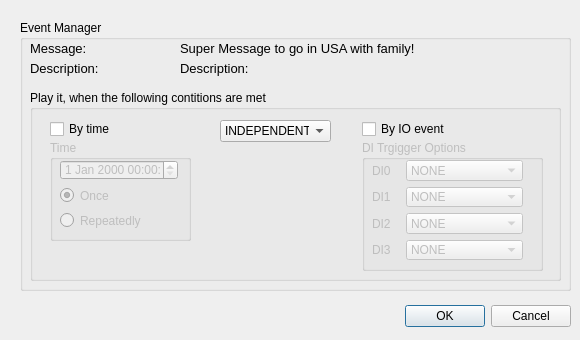
Qt form EASCC/fmsgeventdialog.ui (MrHakerFox/eas) before a commit.
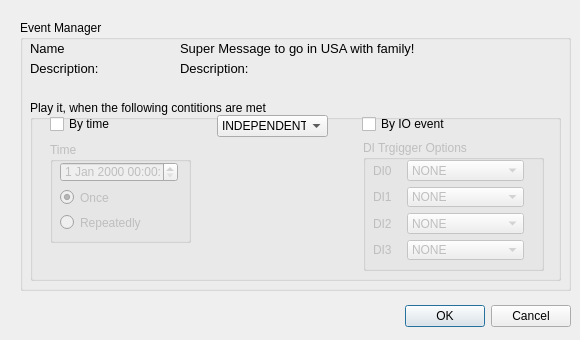
The same form after that commit.

```diff
--- a/EASCC/fmsgeventdialog.ui
+++ b/EASCC/fmsgeventdialog.ui
@@ -74,7 +74,7 @@
      </font>
     </property>
     <property name="text">
-     <string>Message:</string>
+     <string>Name</string>
     </property>
    </widget>
    <widget class="QLabel" name="msgNameLabel">
@@ -131,31 +131,13 @@
      <string>Description:</string>
     </property>
    </widget>
-   <widget class="QLabel" name="label_5">
-    <property name="geometry">
-     <rect>
-      <x>10</x>
-      <y>70</y>
-      <width>281</width>
-      <height>16</height>
-     </rect>
-    </property>
-    <property name="font">
-     <font>
-      <pointsize>10</pointsize>
-     </font>
-    </property>
-    <property name="text">
-     <string/>
-    </property>
-   </widget>
    <widget class="QGroupBox" name="groupBox_2">
     <property name="geometry">
      <rect>
       <x>10</x>
-      <y>70</y>
+      <y>80</y>
       <width>531</width>
-      <height>191</height>
+      <height>181</height>
      </rect>
     </property>
     <property name="title">
@@ -164,8 +146,8 @@
     <widget class="QComboBox" name="conditionComboBox">
      <property name="geometry">
       <rect>
-       <x>190</x>
-       <y>30</y>
+       <x>187</x>
+       <y>15</y>
        <width>111</width>
        <height>22</height>
       </rect>
@@ -190,7 +172,7 @@
      <property name="geometry">
       <rect>
        <x>20</x>
-       <y>30</y>
+       <y>15</y>
        <width>71</width>
        <height>18</height>
       </rect>
@@ -203,7 +185,7 @@
      <property name="geometry">
       <rect>
        <x>332</x>
-       <y>30</y>
+       <y>15</y>
        <width>91</width>
        <height>18</height>
       </rect>
@@ -219,7 +201,7 @@
      <property name="geometry">
       <rect>
        <x>20</x>
-       <y>50</y>
+       <y>42</y>
        <width>141</width>
        <height>101</height>
       </rect>
@@ -227,7 +209,7 @@
      <property name="title">
       <string>Time</string>
      </property>
-     <widget class="QWidget" name="">
+     <widget class="QWidget" name="layoutWidget">
       <property name="geometry">
        <rect>
         <x>10</x>
@@ -266,8 +248,8 @@
      </property>
      <property name="geometry">
       <rect>
-       <x>332</x>
-       <y>50</y>
+       <x>333</x>
+       <y>40</y>
        <width>181</width>
        <height>131</height>
       </rect>
@@ -275,7 +257,7 @@
      <property name="title">
       <string>DI Trgigger Options</string>
      </property>
-     <widget class="QWidget" name="">
+     <widget class="QWidget" name="layoutWidget">
       <property name="geometry">
        <rect>
         <x>10</x>
```
